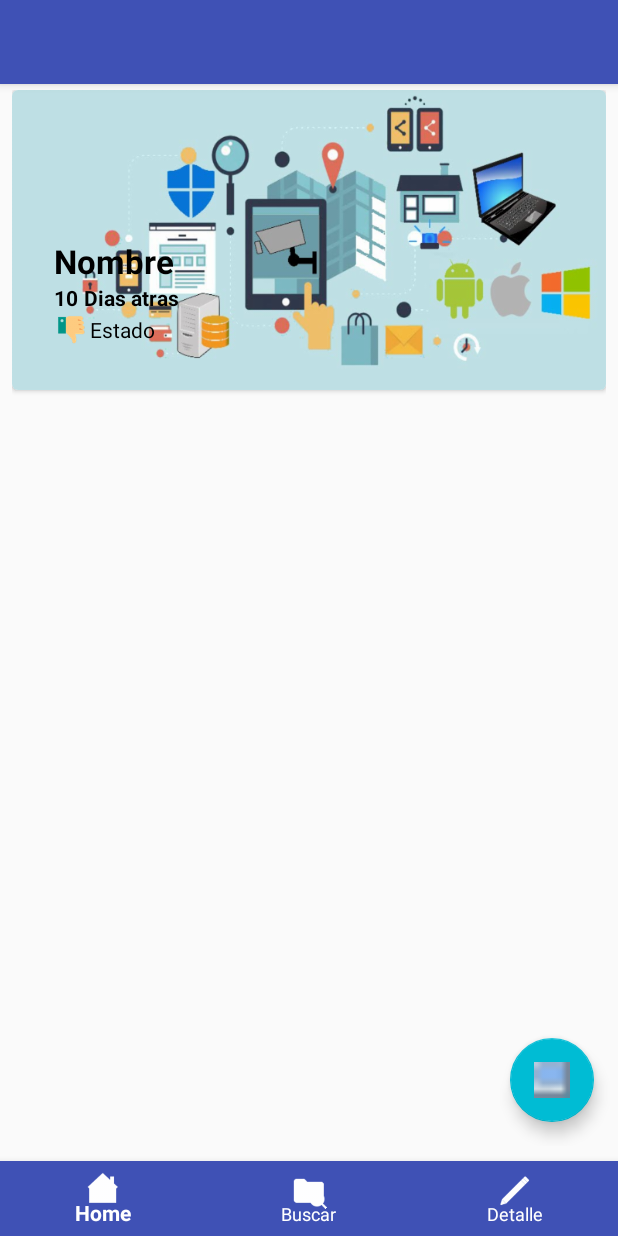
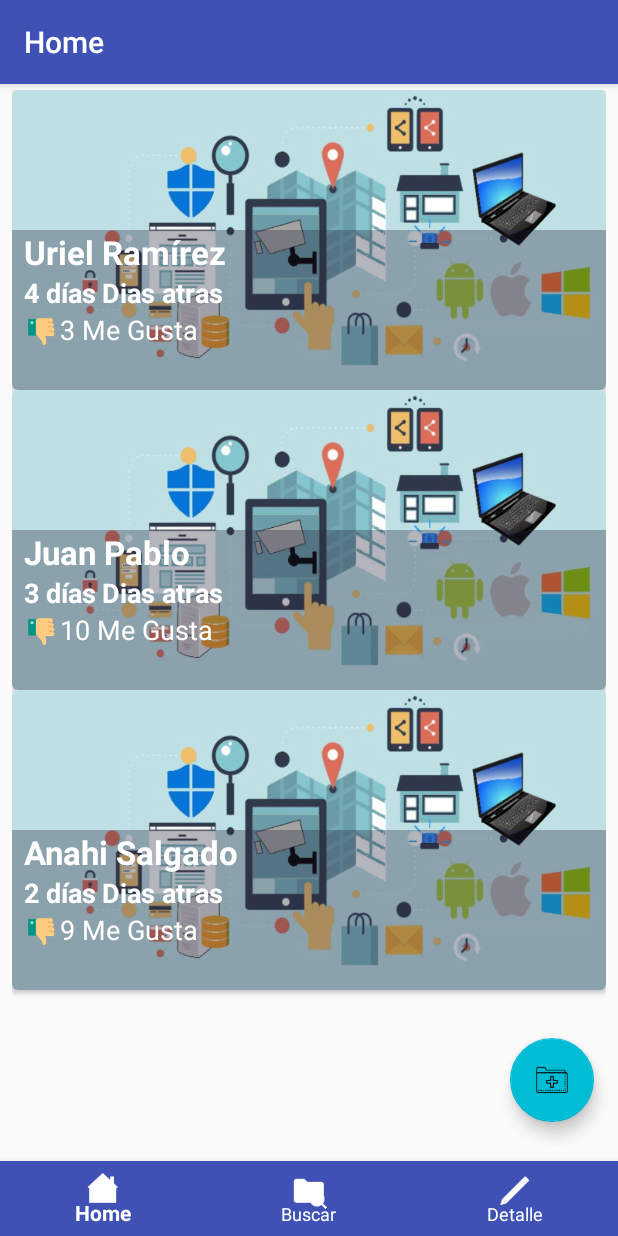
Before and after one commit to CristopherGonzalez/Curso-Definitivo-de-Android, an Android app: the HomeFragment screen opened directly, with no data from a screen before it, on a phone screen of 412 x 824 dp. Run offline under Robolectric (Android 15) with nearby library versions, the phone set to English and light mode, and no system bars; 1 statement that could not run was skipped.

Commit message:
Creacion de Recicler view pero no funciona

```diff
--- a/app/build.gradle
+++ b/app/build.gradle
@@ -23,6 +23,7 @@ dependencies {
     implementation 'com.android.support:appcompat-v7:28.0.0'
     implementation 'com.android.support:design:28.0.0'
     implementation 'com.android.support:cardview-v7:28.0.0'
+    implementation 'com.android.support:recyclerview-v7:28.0.0'
     implementation 'com.android.support.constraint:constraint-layout:1.1.3'
     implementation 'com.android.support:support-v4:28.0.0'
     testImplementation 'junit:junit:4.12'
--- /dev/null
+++ b/app/src/main/java/com/aysenti/tiapp/adapter/PictureAdapterRecyclerView.java
@@ -0,0 +1,63 @@
+package com.aysenti.tiapp.adapter;
+
+import android.app.Activity;
+import android.support.annotation.NonNull;
+import android.support.v7.widget.RecyclerView;
+import android.view.LayoutInflater;
+import android.view.View;
+import android.view.ViewGroup;
+import android.widget.ImageView;
+import android.widget.TextView;
+import com.aysenti.tiapp.R;
+import com.aysenti.tiapp.model.Picture;
+
+import java.lang.reflect.Array;
+import java.util.ArrayList;
+
+public class PictureAdapterRecyclerView  extends RecyclerView.Adapter<PictureAdapterRecyclerView.PictureViewHolder>{
+    private ArrayList<Picture> pictures;
+    private int resource;
+    private Activity activity;
+
+    public PictureAdapterRecyclerView(ArrayList<Picture> pictures, int resource, Activity activity){
+        this.pictures = pictures;
+        this.resource = resource;
+        this.activity = activity;
+    }
+
+    @Override
+    public PictureViewHolder onCreateViewHolder(@NonNull ViewGroup viewGroup, int i) {
+        View view = LayoutInflater.from(viewGroup.getContext()).inflate(resource,viewGroup,false);
+        return new PictureViewHolder(view);
+    }
+
+    @Override
+    public void onBindViewHolder(@NonNull PictureViewHolder pictureViewHolder, int i) {
+        Picture picture = pictures.get(i);
+        pictureViewHolder.nameCard.setText(picture.getUserName());
+        pictureViewHolder.timeCard.setText(picture.getTime());
+        pictureViewHolder.LikeNumberCard.setText(picture.getLike_number());
+    }
+
+    @Override
+    public int getItemCount() {
+        return pictures.size();
+    }
+
+    public class PictureViewHolder extends RecyclerView.ViewHolder{
+
+        private ImageView pictureCard;
+        private TextView nameCard;
+        private TextView timeCard;
+        private TextView LikeNumberCard;
+
+        public PictureViewHolder(View itemView){
+            super(itemView);
+            pictureCard = itemView.findViewById(R.id.text_name_card);
+            nameCard = itemView.findViewById(R.id.text_name_card);
+            timeCard = itemView.findViewById(R.id.text_nro_dias_card);
+            LikeNumberCard = itemView.findViewById(R.id.like_number_card);
+        }
+    }
+
+}
--- /dev/null
+++ b/app/src/main/java/com/aysenti/tiapp/model/Picture.java
@@ -0,0 +1,48 @@
+package com.aysenti.tiapp.model;
+
+public class Picture {
+
+    private String picture;
+    private String userName;
+    private String time;
+    private String like_number;
+
+    public Picture(String picture, String userName, String time, String like_number) {
+        this.picture = picture;
+        this.userName = userName;
+        this.time = time;
+        this.like_number = like_number;
+    }
+
+    public String getPicture() {
+        return picture;
+    }
+
+    public void setPicture(String picture) {
+        this.picture = picture;
+    }
+
+    public String getUserName() {
+        return userName;
+    }
+
+    public void setUserName(String userName) {
+        this.userName = userName;
+    }
+
+    public String getTime() {
+        return time;
+    }
+
+    public void setTime(String time) {
+        this.time = time;
+    }
+
+    public String getLike_number() {
+        return like_number;
+    }
+
+    public void setLike_number(String like_number) {
+        this.like_number = like_number;
+    }
+}
--- a/app/src/main/java/com/aysenti/tiapp/view/fragment/HomeFragment.java
+++ b/app/src/main/java/com/aysenti/tiapp/view/fragment/HomeFragment.java
@@ -3,11 +3,20 @@ package com.aysenti.tiapp.view.fragment;
 
 import android.os.Bundle;
 import android.support.v4.app.Fragment;
+import android.support.v7.app.AppCompatActivity;
+import android.support.v7.widget.LinearLayoutManager;
+import android.support.v7.widget.RecyclerView;
+import android.support.v7.widget.Toolbar;
 import android.view.LayoutInflater;
 import android.view.View;
 import android.view.ViewGroup;
+import android.widget.LinearLayout;
 
 import com.aysenti.tiapp.R;
+import com.aysenti.tiapp.adapter.PictureAdapterRecyclerView;
+import com.aysenti.tiapp.model.Picture;
+
+import java.util.ArrayList;
 
 /**
  * A simple {@link Fragment} subclass.
@@ -24,7 +33,31 @@ public class HomeFragment extends Fragment {
     public View onCreateView(LayoutInflater inflater, ViewGroup container,
                              Bundle savedInstanceState) {
         // Inflate the layout for this fragment
-        return inflater.inflate(R.layout.fragment_home, container, false);
+        View view = inflater.inflate(R.layout.fragment_home, container, false);
+        showToolbar( getResources().getString(R.string.hint_home),false,view);
+        RecyclerView picturesRecycler = (RecyclerView)view.findViewById(R.id.home_recyclerview);
+
+        LinearLayoutManager linearLayoutManager = new LinearLayoutManager(getContext());
+        linearLayoutManager.setOrientation(LinearLayoutManager.VERTICAL);
+        picturesRecycler.setLayoutManager(linearLayoutManager);
+        PictureAdapterRecyclerView pictureAdapterRecyclerView = new PictureAdapterRecyclerView(buildPictures(), R.layout.cardview_component, getActivity());
+        picturesRecycler.setAdapter(pictureAdapterRecyclerView);
+        return view;
     }
 
+    public ArrayList<Picture> buildPictures(){
+        ArrayList<Picture> pictures = new ArrayList<>();
+        pictures.add(new Picture("http://www.novalandtours.com/images/guide/guilin.jpg", "Uriel Ramírez", "4 días", "3 Me Gusta"));
+        pictures.add(new Picture("http://www.enjoyart.com/library/landscapes/tuscanlandscapes/large/Tuscan-Bridge--by-Art-Fronckowiak-.jpg", "Juan Pablo", "3 días", "10 Me Gusta"));
+        pictures.add(new Picture("http://www.educationquizzes.com/library/KS3-Geography/river-1-1.jpg", "Anahi Salgado", "2 días", "9 Me Gusta"));
+        return pictures;
+
+    }
+
+    public void showToolbar(String tittle, boolean upButton, View view){
+        Toolbar toolbar = view.findViewById(R.id.toolbar);
+        ((AppCompatActivity)getActivity()).setSupportActionBar(toolbar);
+        ((AppCompatActivity)getActivity()).getSupportActionBar().setTitle(tittle);
+        ((AppCompatActivity)getActivity()).getSupportActionBar().setDisplayHomeAsUpEnabled(upButton);
+    }
 }
--- a/app/src/main/res/layout/cardview_component.xml
+++ b/app/src/main/res/layout/cardview_component.xml
@@ -20,14 +20,15 @@ cardview:cardCornerRadius="@dimen/dimen_4dp">
             android:layout_height="wrap_content"
             android:orientation="vertical"
             android:layout_gravity="bottom"
-            android:paddingLeft="@dimen/paddingHorizontalLogin"
+            android:paddingLeft="@dimen/dimen_8dp"
+            android:background="@color/colorBackgroundCardLight"
             android:paddingBottom="@dimen/paddingHorizontalLogin">
             <TextView
                 android:id="@+id/text_name_card"
                 android:layout_width="wrap_content"
                 android:layout_height="wrap_content"
                 android:text="@string/hint_name"
-                android:textColor="@android:color/black"
+                android:textColor="@android:color/white"
                 android:textStyle="bold"
                 android:textSize="@dimen/editTextSize"
                 />
@@ -40,17 +41,19 @@ cardview:cardCornerRadius="@dimen/dimen_4dp">
                     android:layout_width="wrap_content"
                     android:layout_height="wrap_content"
                     android:text="@string/hint_dias"
-                    android:textColor="@android:color/black"
+                    android:textColor="@android:color/white"
                     android:textStyle="bold"
+                    android:textSize="@dimen/dimen_18dp"
                     />
                 <TextView
                     android:id="@+id/text_dias_card"
                     android:layout_width="wrap_content"
                     android:layout_height="wrap_content"
                     android:text="@string/hint_texto_dias"
-                    android:textColor="@android:color/black"
+                    android:textColor="@android:color/white"
                     android:textStyle="bold"
                     android:layout_marginLeft="@dimen/dimen_4dp"
+                    android:textSize="@dimen/dimen_18dp"
                     />
             </LinearLayout>
 
@@ -70,7 +73,9 @@ cardview:cardCornerRadius="@dimen/dimen_4dp">
                     android:layout_width="wrap_content"
                     android:layout_height="wrap_content"
                     android:text="@string/hint_status"
-                    android:textColor="@android:color/black"/>
+                    android:textColor="@android:color/white"
+                    android:textSize="@dimen/dimen_18dp"
+                    />
            </LinearLayout>
         </LinearLayout>
     </FrameLayout>
--- a/app/src/main/res/layout/fragment_home.xml
+++ b/app/src/main/res/layout/fragment_home.xml
@@ -10,13 +10,24 @@
     <include layout="@layout/actionbar_toolbar"/>
 
     <LinearLayout
+        android:orientation="vertical"
+        app:layout_behavior="@string/appbar_scrolling_view_behavior"
         android:layout_width="match_parent"
         android:layout_height="match_parent"
-        android:orientation="vertical"
-        android:layout_marginTop="@dimen/dimen_60dp"
-        android:layout_marginLeft="@dimen/dimen_8dp"
-        android:layout_marginRight="@dimen/dimen_8dp">
-        <include layout="@layout/cardview_component"></include>
+        android:paddingTop="@dimen/dimen_60dp"
+        android:paddingLeft="@dimen/dimen_8dp"
+        android:paddingRight="@dimen/dimen_8dp">
+
+        <android.support.v7.widget.RecyclerView
+            android:layout_width="match_parent"
+            android:layout_height="match_parent"
+            android:id="@+id/home_recyclerview">
+
+
+
+        </android.support.v7.widget.RecyclerView>
+
+
     </LinearLayout>
 
     <android.support.design.widget.FloatingActionButton
@@ -25,5 +36,5 @@
         android:layout_height="wrap_content"
         android:layout_gravity="bottom|end"
         android:layout_margin="@dimen/fab_margin"
-        app:srcCompat="@drawable/icons8_computer_16" />
+        app:srcCompat="@drawable/icons8_doctors_folder_80" />
 </FrameLayout>
--- a/app/src/main/res/values/colors.xml
+++ b/app/src/main/res/values/colors.xml
@@ -9,4 +9,6 @@
     <color name="colorIcons">#FFFFFF</color>
     <color name="colorDivider">#BDBDBD</color>
     <color name="colorBackgroundCard">#2f374c</color>
+    <color name="colorBackgroundCardLight">#56292940</color>
+
 </resources>
--- a/app/src/main/res/values/dimens.xml
+++ b/app/src/main/res/values/dimens.xml
@@ -13,4 +13,7 @@
     <dimen name="dimen_59dp">59dp</dimen>
     <dimen name="dimen_40dp">40dp</dimen>
     <dimen name="dimen_8dp">8dp</dimen>
+    <dimen name="dimen_20dp">20dp</dimen>
+    <dimen name="dimen_15dp">15dp</dimen>
+    <dimen name="dimen_18dp">18dp</dimen>
 </resources>
```
Also changed, not shown: app/src/main/res/drawable-hdpi/icons8_doctors_folder_80.png (added), app/src/main/res/drawable-mdpi/icons8_doctors_folder_80.png (added), app/src/main/res/drawable-xhdpi/icons8_doctors_folder_80.png (added), app/src/main/res/drawable-xxhdpi/icons8_doctors_folder_80.png (added), app/src/main/res/drawable-xxxhdpi/icons8_doctors_folder_80.png (added).
